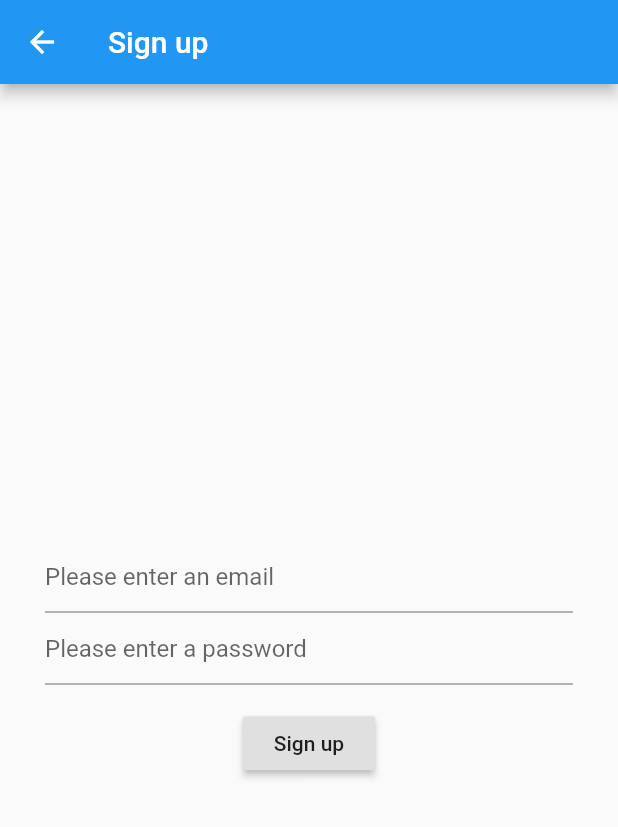
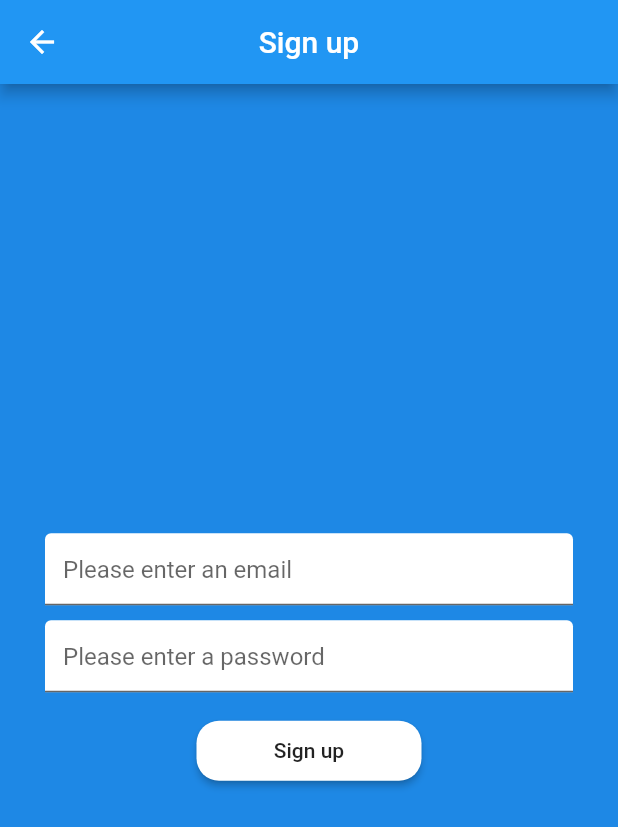
Before and after one commit to mjaay1337/ChatApp, a Flutter app: the screen it shows after launch, after a tap on "Sign up", on a phone screen of 412 x 824 dp. Shown: the top 827 px of the screen. Run offline on Flutter 3.47's test engine with Material 2 defaults, Android fonts, the phone set to English and light mode, and no system bars; our stand-ins replace animated_text_kit, bloc, cloud_firestore, equatable, firebase_auth, firebase_core and 1 more; accounts and stored records are empty.

Commit message:
design done

```diff
--- a/chat_app/lib/main.dart
+++ b/chat_app/lib/main.dart
@@ -33,6 +33,17 @@ class MyApp extends StatelessWidget {
       child: MaterialApp(
         title: 'MyChatApp',
         theme: ThemeData(
+          scaffoldBackgroundColor: Colors.blue[600],
+          buttonTheme: ButtonThemeData(
+              minWidth: 150,
+              height: 40,
+              buttonColor: Colors.white,
+              splashColor: Colors.blue,
+              shape: RoundedRectangleBorder(
+                  borderRadius: BorderRadius.circular(15))),
+          inputDecorationTheme:
+              InputDecorationTheme(fillColor: Colors.white, filled: true),
+          appBarTheme: AppBarTheme(centerTitle: true, color: Colors.blue),
           // This is the theme of your application.
           //
           // Try running your application with "flutter run". You'll see the
--- a/chat_app/lib/screens/sign_up_screen.dart
+++ b/chat_app/lib/screens/sign_up_screen.dart
@@ -20,12 +20,17 @@ class SignUpScreen extends StatelessWidget {
               mainAxisAlignment: MainAxisAlignment.center,
               children: [
                 TextField(
-                    decoration: InputDecoration(
-                      hintText: 'Please enter an email',
-                    ),
-                    onChanged: (value) {
-                      context.bloc<SignupCubit>().setEmail(value);
-                    }),
+                  decoration: InputDecoration(
+                    hintText: 'Please enter an email',
+                  ),
+                  onChanged: (value) {
+                    context.bloc<SignupCubit>().setEmail(value);
+                  },
+                  keyboardType: TextInputType.emailAddress,
+                ),
+                SizedBox(
+                  height: 10,
+                ),
                 TextField(
                     decoration: InputDecoration(
                       hintText: 'Please enter a password',
--- a/chat_app/lib/screens/start_screen.dart
+++ b/chat_app/lib/screens/start_screen.dart
@@ -15,6 +15,7 @@ class StartScreen extends StatelessWidget {
         children: [
           SizedBox(
             width: 250.0,
+            height: 80,
             child: TyperAnimatedTextKit(
               speed: Duration(milliseconds: 400),
               text: [
@@ -36,6 +37,9 @@ class StartScreen extends StatelessWidget {
             },
             child: Text('Login'),
           ),
+          SizedBox(
+            height: 10,
+          ),
           RaisedButton(
             color: Colors.white,
             onPressed: () {
```
Also changed, not shown: chat_app/lib/cubit/chat_cubit.dart (+5 -2 lines), chat_app/lib/screens/chat_screen.dart (+15 -39 lines), chat_app/lib/screens/home_screen.dart (+8 -3 lines), chat_app/lib/screens/login_screen.dart (+11 -2 lines), chat_app/lib/widgets/account_text_field.dart (+10 -11 lines), chat_app/lib/widgets/chat_text_field.dart (added, +52 -0 lines).
